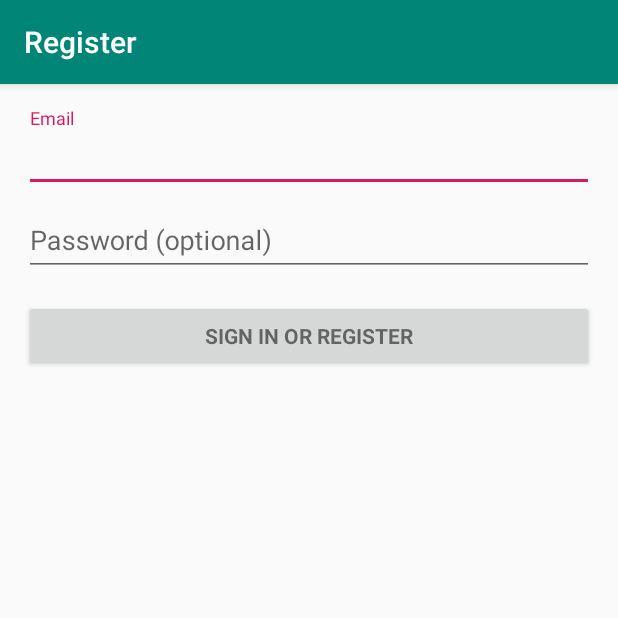
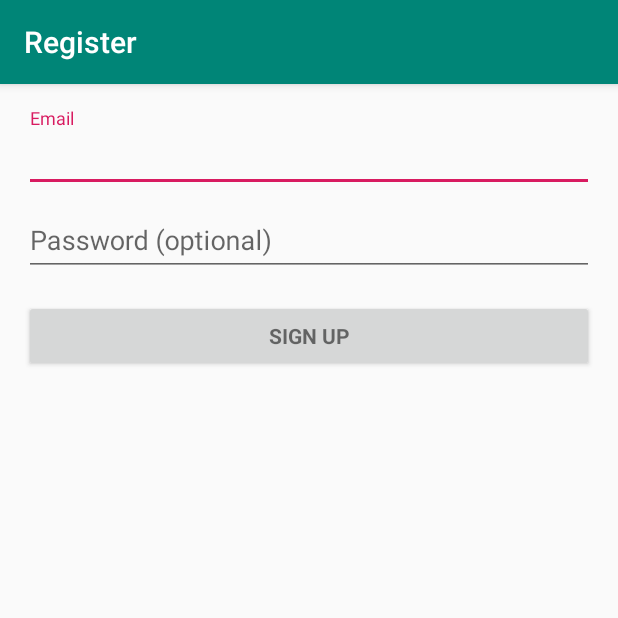
Before and after one commit to riiksen/kotlin-test, an Android app: the RegisterActivity screen opened directly, with no data from a screen before it, on a phone screen of 412 x 824 dp, the top half of it. Run offline under Robolectric (Android 15) with nearby library versions, the phone set to English and light mode, and no system bars; 2 statements that could not run were skipped.

Commit message:
commit some left over things cause im going to sleep

```diff
--- a/app/src/main/java/pl/mybooker/LoginActivity.kt
+++ b/app/src/main/java/pl/mybooker/LoginActivity.kt
@@ -48,7 +48,7 @@ class LoginActivity : AppCompatActivity(), LoaderCallbacks<Cursor> {
       false
     })
 
-    email_sign_in_button.setOnClickListener { attemptLogin() }
+    email_sign_up_button.setOnClickListener { attemptLogin() }
   }
 
   private fun populateAutoComplete() {
--- a/app/src/main/java/pl/mybooker/NotLoggedInActivity.kt
+++ b/app/src/main/java/pl/mybooker/NotLoggedInActivity.kt
@@ -7,6 +7,7 @@ class NotLoggedInActivity : AppCompatActivity() {
 
   override fun onCreate(savedInstanceState: Bundle?) {
     super.onCreate(savedInstanceState)
+
     setContentView(R.layout.activity_not_logged_in)
   }
 }
--- a/app/src/main/java/pl/mybooker/RegisterActivity.kt
+++ b/app/src/main/java/pl/mybooker/RegisterActivity.kt
@@ -48,7 +48,7 @@ class RegisterActivity : AppCompatActivity(), LoaderCallbacks<Cursor> {
       false
     })
 
-    email_sign_in_button.setOnClickListener { attemptLogin() }
+    email_sign_up_button.setOnClickListener { attemptLogin() }
   }
 
   private fun populateAutoComplete() {
--- a/app/src/main/res/layout/activity_login.xml
+++ b/app/src/main/res/layout/activity_login.xml
@@ -65,7 +65,7 @@
             </android.support.design.widget.TextInputLayout>
 
             <Button
-                android:id="@+id/email_sign_in_button"
+                android:id="@+id/email_sign_up_button"
                 style="?android:textAppearanceSmall"
                 android:layout_width="match_parent"
                 android:layout_height="wrap_content"
--- a/app/src/main/res/layout/activity_register.xml
+++ b/app/src/main/res/layout/activity_register.xml
@@ -65,13 +65,13 @@
             </android.support.design.widget.TextInputLayout>
 
             <Button
-                android:id="@+id/email_sign_in_button"
-                style="?android:textAppearanceSmall"
-                android:layout_width="match_parent"
-                android:layout_height="wrap_content"
-                android:layout_marginTop="16dp"
-                android:text="@string/action_sign_in"
-                android:textStyle="bold" />
+              android:id="@+id/email_sign_up_button"
+              style="?android:textAppearanceSmall"
+              android:layout_width="match_parent"
+              android:layout_height="wrap_content"
+              android:layout_marginTop="16dp"
+              android:text="@string/action_sign_up"
+              android:textStyle="bold" />
 
         </LinearLayout>
     </ScrollView>
--- a/app/src/main/res/values/strings.xml
+++ b/app/src/main/res/values/strings.xml
@@ -5,6 +5,9 @@
   <string name="prompt_password">Password (optional)</string>
   <string name="action_sign_in">Sign in or register</string>
   <string name="action_sign_in_short">Sign in</string>
+
+  <string name="action_sign_up">Sign up</string>
+
   <string name="error_invalid_email">This email address is invalid</string>
   <string name="error_invalid_password">This password is too short</string>
   <string name="error_incorrect_password">This password is incorrect</string>
```
Also changed, not shown: app/src/main/AndroidManifest.xml (+5 -3 lines), app/src/main/java/pl/mybooker/MainActivity.kt (+14 -7 lines), app/src/main/res/layout/activity_not_logged_in.xml (+9 -0 lines). Lines whose indentation alone changed are shown as unchanged.
